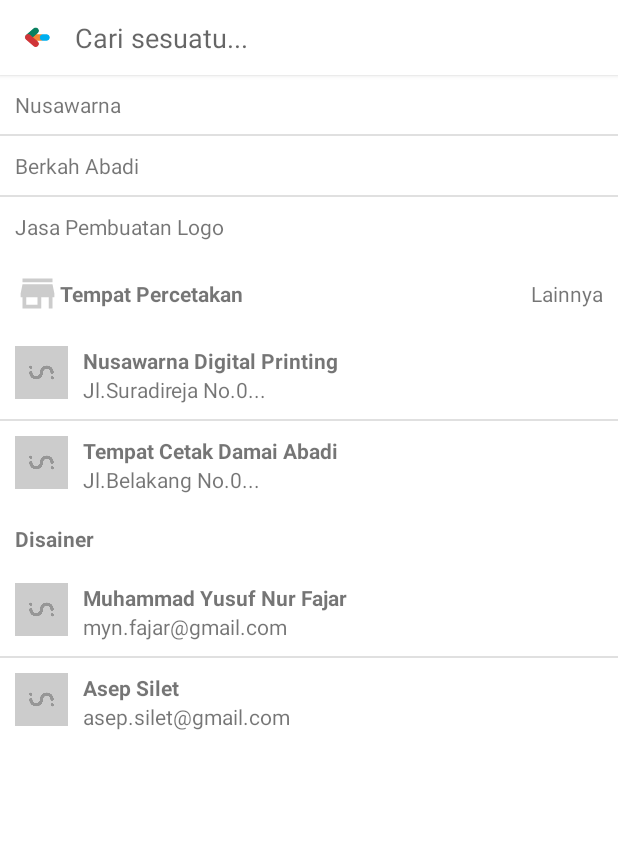
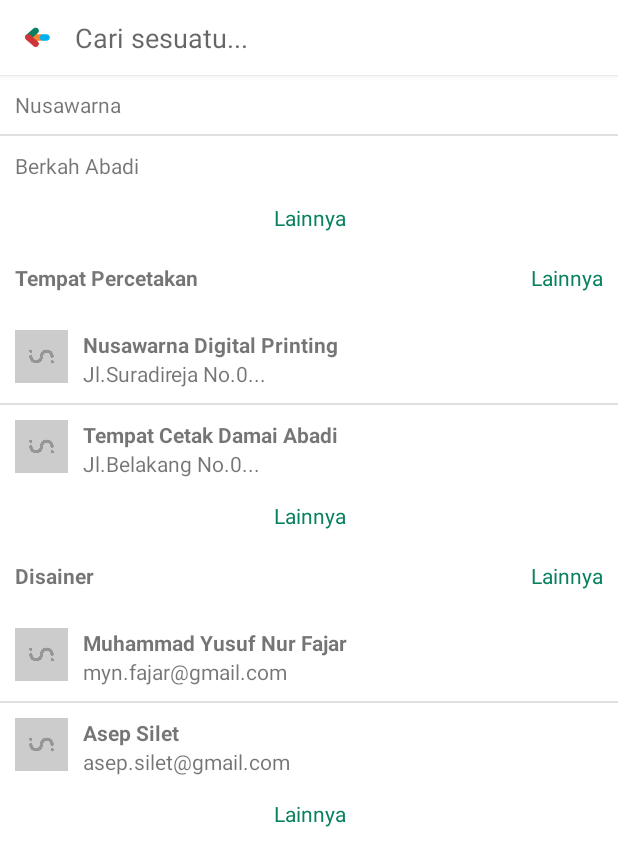
Before and after one commit to jar00t/Inharmonia, an Android app: the SearchActivity screen opened directly, with no data from a screen before it, on a phone screen of 412 x 824 dp. Shown: the top 866 px of the screen. Run offline under Robolectric (Android 15) with nearby library versions, the phone set to English and light mode, and no system bars.

Commit message:
first commit

```diff
--- a/app/src/main/java/id/inharmonia/app/SearchActivity.java
+++ b/app/src/main/java/id/inharmonia/app/SearchActivity.java
@@ -68,8 +68,7 @@ public class SearchActivity extends AppCompatActivity {
 
         String[] keywords = new String[] {
                 "Nusawarna",
-                "Berkah Abadi",
-                "Jasa Pembuatan Logo",
+                "Berkah Abadi"
         };
 
         ArrayAdapter<String> adapter = new ArrayAdapter<String>(this, R.layout.lv_text_item_row, R.id.tvTitle, keywords);
--- a/app/src/main/res/layout/activity_search.xml
+++ b/app/src/main/res/layout/activity_search.xml
@@ -72,24 +72,18 @@
             android:layout_width="match_parent"
             android:background="@color/colorWhite" />
 
+        <TextView
+            android:layout_width="match_parent"
+            android:layout_height="30dp"
+            android:gravity="center_vertical|center_horizontal"
+            android:textColor="@color/colorPrimary"
+            android:text="@string/lainnya" />
+
         <RelativeLayout
             android:layout_width="match_parent"
             android:layout_height="wrap_content"
             android:padding="10dp"
             android:orientation="horizontal">
-
-            <LinearLayout
-                android:layout_width="wrap_content"
-                android:layout_height="wrap_content"
-                android:gravity="start"
-                android:orientation="horizontal">
-
-                <ImageView
-                    android:layout_width="30dp"
-                    android:layout_height="30dp"
-                    android:tint="@color/colorGrey"
-                    android:src="@drawable/ic_store_mall_directory_black_24dp"
-                    android:contentDescription="@string/store_icon" />
 
             <TextView
                 android:layout_width="match_parent"
@@ -98,12 +92,11 @@
                 android:textStyle="bold"
                 android:text="@string/tempat_percetakan" />
 
-            </LinearLayout>
-
             <TextView
                 android:layout_width="wrap_content"
                 android:layout_height="30dp"
                 android:text="@string/lainnya"
+                android:textColor="@color/colorPrimary"
                 android:gravity="center_vertical"
                 android:layout_alignParentEnd="true" />
 
@@ -117,10 +110,33 @@
 
         <TextView
             android:layout_width="match_parent"
+            android:layout_height="30dp"
+            android:gravity="center_vertical|center_horizontal"
+            android:textColor="@color/colorPrimary"
+            android:text="@string/lainnya" />
+
+        <RelativeLayout
+            android:layout_width="match_parent"
             android:layout_height="wrap_content"
+            android:padding="10dp"
+            android:orientation="horizontal">
+
+            <TextView
+                android:layout_width="match_parent"
+                android:layout_height="30dp"
+                android:gravity="center_vertical"
                 android:textStyle="bold"
-            android:padding="10dp"
                 android:text="@string/disainer" />
+
+            <TextView
+                android:layout_width="wrap_content"
+                android:layout_height="30dp"
+                android:text="@string/lainnya"
+                android:textColor="@color/colorPrimary"
+                android:gravity="center_vertical"
+                android:layout_alignParentEnd="true" />
+
+        </RelativeLayout>
 
         <ListView
             android:id="@+id/lvDesignerList"
@@ -128,6 +144,13 @@
             android:layout_width="match_parent"
             android:background="@color/colorWhite" />
 
+        <TextView
+            android:layout_width="match_parent"
+            android:layout_height="30dp"
+            android:gravity="center_vertical|center_horizontal"
+            android:textColor="@color/colorPrimary"
+            android:text="@string/lainnya" />
+
     </LinearLayout>
 
 </android.support.constraint.ConstraintLayout>
```
Also changed, not shown: 11 other files. Lines whose indentation alone changed are shown as unchanged.
